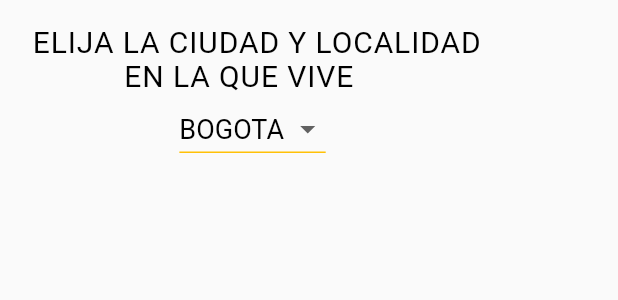
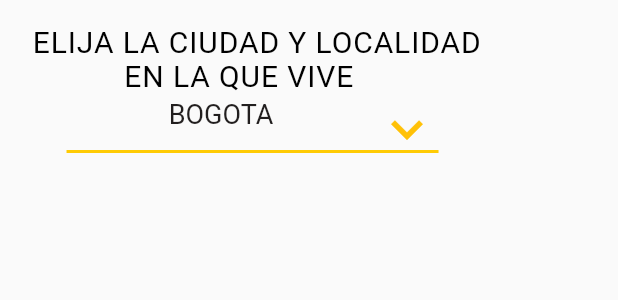
Before and after one commit to jsensunchop/Laborapp2, a Flutter app: what localizationScreenDescription() shows on an empty page, opened directly, on a phone screen of 412 x 824 dp. Shown: the top 300 px of the screen. Run offline on Flutter 3.47's test engine with Material 2 defaults, Android fonts, the light colour scheme and no system bars; drawn by our look-alikes of auto_size_text; our stand-ins replace carousel_slider, firebase_storage, flutter_rating_bar, flutter_screenutil, fluttertoast, image_cropper and 1 more; accounts and stored records are empty; Roboto replaces fonts that are missing (Robotto).

Commit message:
Landing and Localization changes

```diff
--- a/LaborappTrabajador-master/lib/Landing/landingFields.dart
+++ b/LaborappTrabajador-master/lib/Landing/landingFields.dart
@@ -53,7 +53,21 @@ class _landingFieldsState extends State<landingFields> {
                         fontWeight: FontWeight.bold,
                         fontSize: 39))),
             SizedBox(height: getHeightWithoutSafeAreaAppBar(context) * 0.07),
-            TextField(
+            Container(
+              decoration: BoxDecoration(
+                border: Border(
+                  left: BorderSide(
+                    color: Colors.grey,
+                    width: 2.0,
+                  ),
+                  top: BorderSide(
+                    color: Colors.grey,
+                    width: 2.0,
+                  ),
+                ),
+              ),
+              width: getFullScreenWidth(context) * 0.6,
+              child: TextField(
                 keyboardType: TextInputType.number,
                 textAlign: TextAlign.center,
                 decoration: InputDecoration(
@@ -67,6 +81,7 @@ class _landingFieldsState extends State<landingFields> {
                 onChanged: (text) {
                   _singletonWorker.IdNumber = int.parse(text);
                 },
+              ),
             ),
             SizedBox(height: getHeightWithoutSafeAreaAppBar(context) * 0.05),
             GestureDetector(
--- a/LaborappTrabajador-master/lib/Localization/localizationScreenDescription.dart
+++ b/LaborappTrabajador-master/lib/Localization/localizationScreenDescription.dart
@@ -1,5 +1,8 @@
 import 'package:flutter/material.dart';
 import 'package:laborapp_trabajador/SingletonInstances/SingletonWorker.dart';
+import 'package:laborapp_trabajador/Util/UtilMethods.dart';
+import 'package:auto_size_text/auto_size_text.dart';
+import 'package:laborapp_trabajador/Common/ColorPalette.dart';
 
 
 class localizationScreenDescription extends StatefulWidget {
@@ -9,7 +12,7 @@ class localizationScreenDescription extends StatefulWidget {
 
 
 class _localizationScreenDescriptionState extends State<localizationScreenDescription> {
-  String dropdownValue = 'BOGOTA';
+  String _dropdownValue = 'BOGOTA';
   var singletonWorkerInstance = SingletonWorker();
 
   bool validateData() {
@@ -29,7 +32,6 @@ class _localizationScreenDescriptionState extends State<localizationScreenDescri
 
   @override
   Widget build(BuildContext context) {
-    singletonWorkerInstance.IdType = dropdownValue;
     return new Container(
       child: Padding(
         padding: EdgeInsets.only(left: 16.0, right: 16.0, top: 16.0),
@@ -47,21 +49,47 @@ class _localizationScreenDescriptionState extends State<localizationScreenDescri
                         fontSize: 20.0,
                         letterSpacing: .6,
                         color: Colors.black)),
-                DropdownButton<String>(
-                  value: dropdownValue,
-                  underline: Container(color: Colors.amber, height: 1.0),
-                  style: TextStyle(color: Colors.black, fontSize: 18.0),
-                  onChanged: (String newValue) {
-                    setState(() {
-                      singletonWorkerInstance.City = newValue;
-                      dropdownValue = newValue;
-                      //print(dropdownValue);
-                    });
-                  },
-                  items: <String>['BOGOTA', 'TUNJA', 'CIUDAD2', 'CIUDAD3']
-                      .map<DropdownMenuItem<String>>((String value) {
-                    return DropdownMenuItem<String>(value: value, child: Text(value));
-                  }).toList(),
+                Theme(
+                  data: Theme.of(context)
+                      .copyWith(canvasColor: Colors.white),
+                  child: DropdownButton<String>(
+                    icon: Icon(
+                      Icons.keyboard_arrow_down,
+                      color: Colors.amber,
+                      size: 42,
+                    ),
+                    value: _dropdownValue,
+                    underline: Container(
+                        color: Color(ColorPalette.yellowApp), height: 2.0),
+                    style: TextStyle(
+                      color: Color(ColorPalette.strongGeryApp),
+                      fontSize: 18.0,
+                    ),
+                    onChanged: (String newValue) {
+                      setState(() {
+                        _dropdownValue = newValue;
+                        print(_dropdownValue);
+                      });
+                    },
+                    items: <String>[
+                      'BOGOTA',
+                      'TUNJA',
+                      'CIUDAD1',
+                      'CIUDAD2'
+                    ].map<DropdownMenuItem<String>>((String value) {
+                      return DropdownMenuItem<String>(
+                          value: value,
+                          child: SizedBox(
+                            height: getHeightWithoutSafeArea(context) * 0.05,
+                            width: getFullScreenWidth(context) * 0.5,
+                            child: AutoSizeText(
+                              value,
+                              maxLines: 1,
+                              textAlign: TextAlign.center,
+                            ),
+                          ));
+                    }).toList(),
+                  ),
                 ),
               ],
             ),
```
Also changed, not shown: LaborappTrabajador-master/pubspec.lock. Lines whose indentation alone changed are shown as unchanged.
